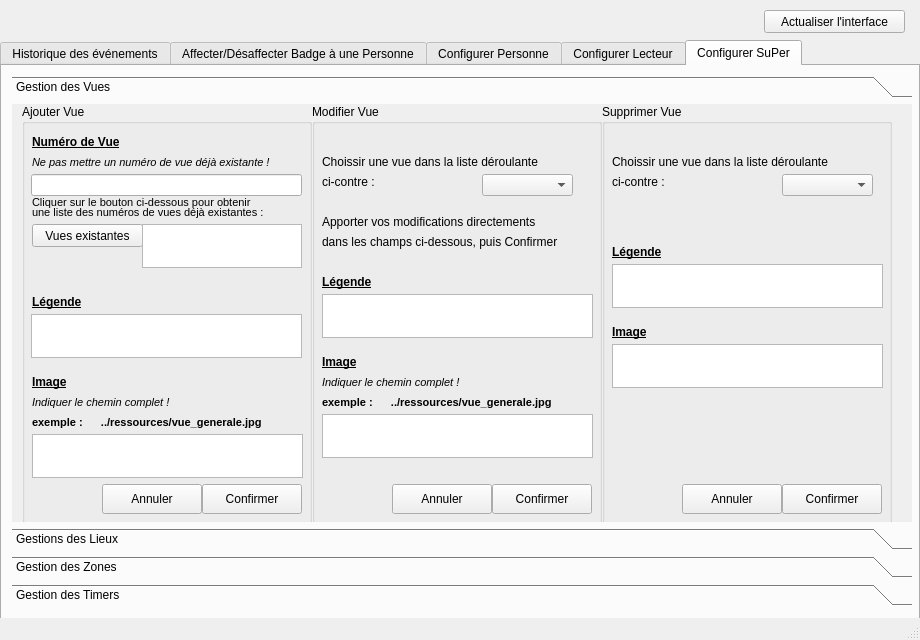
The window that 31-Configurer/cme_badge/SuPer_SCHERER_backend/configurer.ui (NicolasScherer/ProjetSuPer) describes before a commit, drawn with Qt 5.
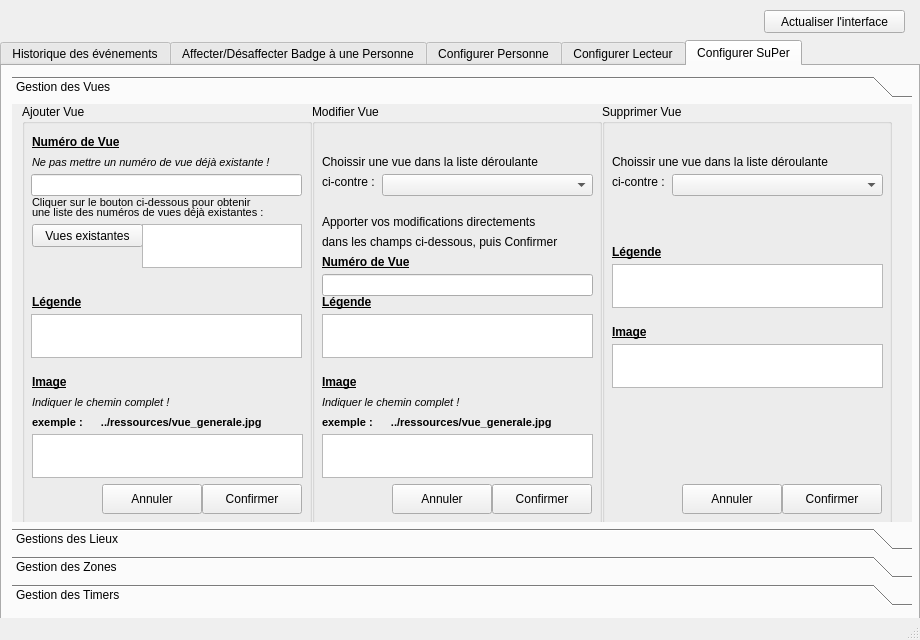
The same window after the commit. The open tabs and pages were chosen to show the change. Icons and pictures are not drawn.

The edit to the form file:
```diff
--- a/31-Configurer/cme_badge/SuPer_SCHERER_backend/configurer.ui
+++ b/31-Configurer/cme_badge/SuPer_SCHERER_backend/configurer.ui
@@ -2793,9 +2793,9 @@
         <widget class="QComboBox" name="cBoxVue">
          <property name="geometry">
           <rect>
-           <x>170</x>
+           <x>70</x>
            <y>70</y>
-           <width>91</width>
+           <width>211</width>
            <height>22</height>
           </rect>
          </property>
@@ -2817,7 +2817,7 @@
          <property name="geometry">
           <rect>
            <x>10</x>
-           <y>170</y>
+           <y>190</y>
            <width>61</width>
            <height>16</height>
           </rect>
@@ -2837,7 +2837,7 @@
          <property name="geometry">
           <rect>
            <x>10</x>
-           <y>250</y>
+           <y>270</y>
            <width>61</width>
            <height>16</height>
           </rect>
@@ -2857,7 +2857,7 @@
          <property name="geometry">
           <rect>
            <x>10</x>
-           <y>190</y>
+           <y>210</y>
            <width>271</width>
            <height>44</height>
           </rect>
@@ -2867,7 +2867,7 @@
          <property name="geometry">
           <rect>
            <x>10</x>
-           <y>270</y>
+           <y>290</y>
            <width>171</width>
            <height>16</height>
           </rect>
@@ -2886,7 +2886,7 @@
          <property name="geometry">
           <rect>
            <x>10</x>
-           <y>290</y>
+           <y>310</y>
            <width>281</width>
            <height>16</height>
           </rect>
@@ -2907,7 +2907,7 @@
          <property name="geometry">
           <rect>
            <x>10</x>
-           <y>310</y>
+           <y>330</y>
            <width>271</width>
            <height>44</height>
           </rect>
@@ -2995,7 +2995,37 @@
           <pixmap>../ressources/modifier.png</pixmap>
          </property>
         </widget>
-        <zorder>cBoxVue</zorder>
+        <widget class="QLineEdit" name="lEditNumVueMod">
+         <property name="geometry">
+          <rect>
+           <x>10</x>
+           <y>170</y>
+           <width>271</width>
+           <height>22</height>
+          </rect>
+         </property>
+        </widget>
+        <widget class="QLabel" name="label_150">
+         <property name="geometry">
+          <rect>
+           <x>10</x>
+           <y>150</y>
+           <width>121</width>
+           <height>16</height>
+          </rect>
+         </property>
+         <property name="font">
+          <font>
+           <weight>75</weight>
+           <bold>true</bold>
+           <underline>true</underline>
+          </font>
+         </property>
+         <property name="text">
+          <string>Numéro de Vue</string>
+         </property>
+        </widget>
+        <zorder>cBoxVueMod</zorder>
         <zorder>label_52</zorder>
         <zorder>label_54</zorder>
         <zorder>label_55</zorder>
@@ -3051,9 +3081,9 @@
         <widget class="QComboBox" name="cBoxVue2">
          <property name="geometry">
           <rect>
-           <x>180</x>
+           <x>70</x>
            <y>70</y>
-           <width>91</width>
+           <width>211</width>
            <height>22</height>
           </rect>
          </property>
```
Left out of the diff: 38 changed lines with no effect on the pictures.
